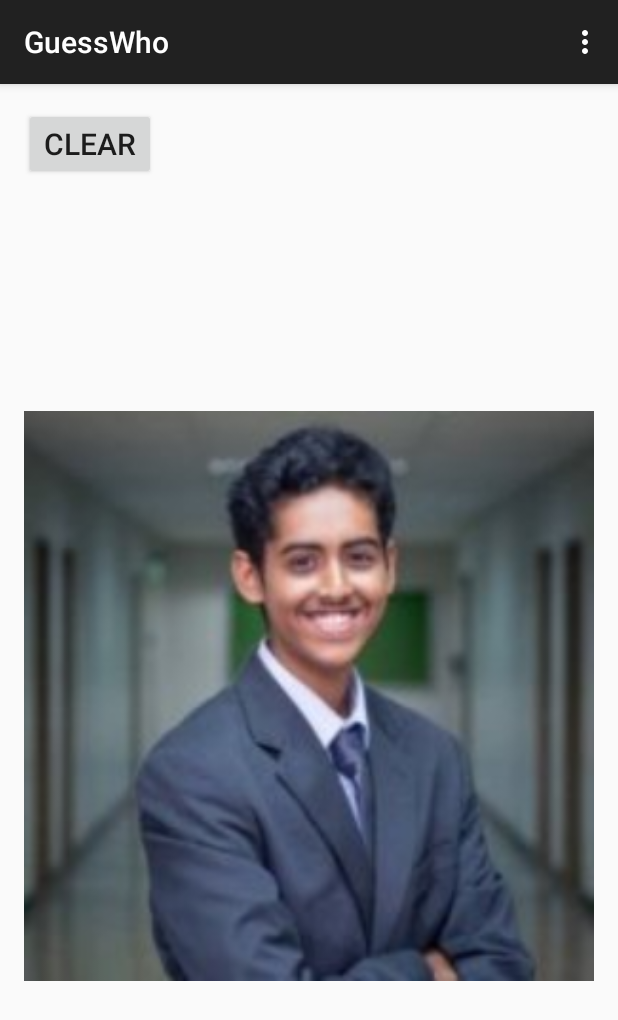
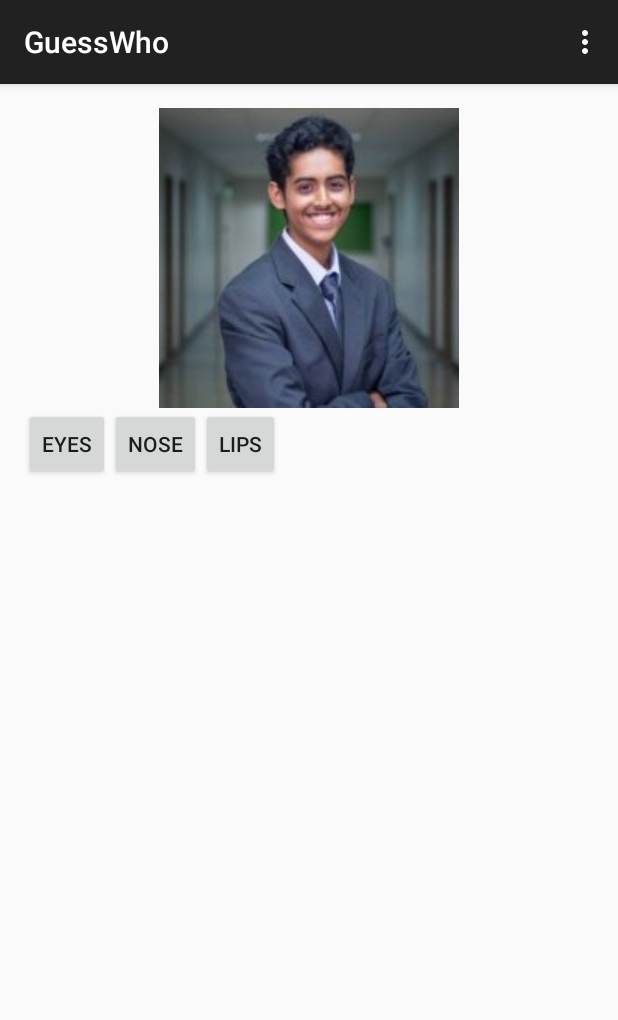
Before and after one commit to CZ3002/Error404_GuessWho, an Android app: the screen it shows after launch (MainActivity), on a phone screen of 412 x 824 dp. Shown: the top 1020 px of the screen. Run offline under Robolectric (Android 15) with nearby library versions, the phone set to English and light mode, and no system bars; 28 statements that could not run were skipped.

Commit message:
can remove features on clicking buttons

```diff
--- a/app/src/main/java/com/example/shrey_000/guesswho/CanvasView.java
+++ b/app/src/main/java/com/example/shrey_000/guesswho/CanvasView.java
@@ -24,14 +24,16 @@ import static com.example.shrey_000.guesswho.R.*;
 public class CanvasView extends View
 {
     Context context;
-    Path fillPath;
+//    Path fillPath;
     CoordinateExtractor ce;
     View view;
+    HashMap<String, Path> pathMap;
 
     public CanvasView(Context c, AttributeSet attrs) {
         super(c, attrs);
         context = c;
-        fillPath = new Path();
+//        fillPath = new Path();
+        pathMap = new HashMap<>();
 
     }
 
@@ -140,20 +142,29 @@ public class CanvasView extends View
         rightEyeCornerRightY=Float.valueOf(eyesMap.get("rightEyeCornerRightY").toString());
         rightEyeBottomX=Float.valueOf(eyesMap.get("rightEyeBottomX").toString());
         rightEyeBottomY=Float.valueOf(eyesMap.get("rightEyeBottomY").toString());
+
+        Path eyesPath = new Path();
 //
-        fillPath.moveTo(leftEyeCornerLeftX , leftEyeCornerLeftY ); // Your origin point
-        fillPath.lineTo(leftEyeTopX , leftEyeTopY); // First point
+        eyesPath.moveTo(leftEyeCornerLeftX , leftEyeCornerLeftY ); // Your origin point
+        eyesPath.lineTo(leftEyeTopX , leftEyeTopY); // First point
         // Repeat above line for all points on your line graph
-        fillPath.lineTo(leftEyeCornerRightX , leftEyeCornerRightY ); // Final point
-        fillPath.lineTo(leftEyeBottomX , leftEyeBottomY ); // Draw from final point to the axis ++
-        fillPath.lineTo(leftEyeCornerLeftX , leftEyeCornerLeftY ); // Same origin point
+        eyesPath.lineTo(leftEyeCornerRightX , leftEyeCornerRightY ); // Final point
+        eyesPath.lineTo(leftEyeBottomX , leftEyeBottomY ); // Draw from final point to the axis ++
+        eyesPath.lineTo(leftEyeCornerLeftX , leftEyeCornerLeftY ); // Same origin point
 
-        fillPath.moveTo(rightEyeCornerLeftX, rightEyeCornerLeftY); // Your origin point
-        fillPath.lineTo(rightEyeTopX, rightEyeTopY); // First point
+        eyesPath.moveTo(rightEyeCornerLeftX, rightEyeCornerLeftY); // Your origin point
+        eyesPath.lineTo(rightEyeTopX, rightEyeTopY); // First point
         // Repeat above line for all points on your line graph
-        fillPath.lineTo(rightEyeCornerRightX, rightEyeCornerRightY); // Final point
-        fillPath.lineTo(rightEyeBottomX, rightEyeBottomY); // Draw from final point to the axis ++
-        fillPath.lineTo(rightEyeCornerLeftX, rightEyeCornerLeftY);
+        eyesPath.lineTo(rightEyeCornerRightX, rightEyeCornerRightY); // Final point
+        eyesPath.lineTo(rightEyeBottomX, rightEyeBottomY); // Draw from final point to the axis ++
+        eyesPath.lineTo(rightEyeCornerLeftX, rightEyeCornerLeftY);
+
+        pathMap.put("eyesPath", eyesPath);
+//
+//        Log.d("eyes printed remove now","");
+//
+//        eyePath.reset();
+//        Log.d("eyes removed","");
 
 
     }
@@ -188,12 +199,15 @@ public class CanvasView extends View
         noseBottomY=Float.valueOf(noseMap.get("noseBottomY").toString());
 
 //
-        fillPath.moveTo(noseBtwEyesX , noseBtwEyesY ); // Your origin point
-        fillPath.lineTo(nostrilLeftSideX , nostrilLeftSideY ); // First point
+        Path nosePath = new Path();
+        nosePath.moveTo(noseBtwEyesX , noseBtwEyesY ); // Your origin point
+        nosePath.lineTo(nostrilLeftSideX , nostrilLeftSideY ); // First point
         // Repeat above line for all points on your line graph
-        fillPath.lineTo(noseBottomX , noseBottomY ); // Final point
-        fillPath.lineTo(nostrilRightSideX , nostrilRightSideY ); // Draw from final point to the axis ++
-        fillPath.lineTo(noseBtwEyesX , noseBtwEyesY ); // Same origin point
+        nosePath.lineTo(noseBottomX , noseBottomY ); // Final point
+        nosePath.lineTo(nostrilRightSideX , nostrilRightSideY ); // Draw from final point to the axis ++
+        nosePath.lineTo(noseBtwEyesX , noseBtwEyesY ); // Same origin point
+
+        pathMap.put("nosePath",nosePath);
 
     }
 
@@ -222,12 +236,16 @@ public class CanvasView extends View
 
 
 //
-        fillPath.moveTo(lipTopX , lipTopY ); // Your origin point
-        fillPath.lineTo(lipCornerLeftX , lipCornerLeftY ); // First point
+        Path lipsPath = new Path();
+
+        lipsPath.moveTo(lipTopX , lipTopY ); // Your origin point
+        lipsPath.lineTo(lipCornerLeftX , lipCornerLeftY ); // First point
         // Repeat above line for all points on your line graph
-        fillPath.lineTo(lipBottomX , lipBottomY ); // Final point
-        fillPath.lineTo(lipCornerRightX , lipCornerRightY ); // Draw from final point to the axis ++
-        fillPath.lineTo(lipTopX , lipTopY ); // Same origin point
+        lipsPath.lineTo(lipBottomX , lipBottomY ); // Final point
+        lipsPath.lineTo(lipCornerRightX , lipCornerRightY ); // Draw from final point to the axis ++
+        lipsPath.lineTo(lipTopX , lipTopY ); // Same origin point
+
+        pathMap.put("lipsPath",lipsPath);
 
     }
 
@@ -250,9 +268,26 @@ public class CanvasView extends View
         paint.setAlpha(200);
         paint.setStyle(Paint.Style.FILL);
 
-        canvas.drawPath(fillPath, paint);
+        for(Path path:pathMap.values()){
+            canvas.drawPath(path, paint);
+        }
     }
 
+
+
+    public Path getEyesPath()
+    {
+        return pathMap.get("eyesPath");
+    }
+
+    public Path getNosePath()
+    {
+        return pathMap.get("nosePath");
+    }
+    public Path getLipsPath()
+    {
+        return pathMap.get("lipsPath");
+    }
 
 
     public void clearCanvas() {
--- a/app/src/main/java/com/example/shrey_000/guesswho/MainActivity.java
+++ b/app/src/main/java/com/example/shrey_000/guesswho/MainActivity.java
@@ -4,6 +4,7 @@ import android.content.Context;
 import android.graphics.Canvas;
 import android.graphics.Color;
 import android.graphics.Paint;
+import android.graphics.Path;
 import android.graphics.Point;
 import android.os.AsyncTask;
 import android.support.v7.app.AppCompatActivity;
@@ -36,6 +37,8 @@ public class MainActivity extends AppCompatActivity {
         cv = (CanvasView) findViewById(R.id.canvas);
         HTTPUtility poster = new HTTPUtility(cv,view);
         poster.execute();
+
+
         //cv.clearCanvas();
 
 
@@ -85,5 +88,25 @@ public class MainActivity extends AppCompatActivity {
         return super.onOptionsItemSelected(item);
     }
 
+    public void revealEyes(View view)
+    {
+        Path eyesPath=cv.getEyesPath();
+        eyesPath.reset();
+        cv.invalidate();
+    }
+    public void revealNose(View view)
+    {
+
+        Path nosePath=cv.getNosePath();
+        nosePath.reset();
+        cv.invalidate();
+    }
+    public void revealLips(View view)
+    {
+        Path lipsPath=cv.getLipsPath();
+        lipsPath.reset();
+        cv.invalidate();
+    }
+
 
 }
--- a/app/src/main/res/layout/activity_main.xml
+++ b/app/src/main/res/layout/activity_main.xml
@@ -10,31 +10,56 @@
     android:id="@+id/lin"
     android:clickable="false">
 
-    <Button
-        android:layout_width="wrap_content"
-        android:layout_height="wrap_content"
-        android:onClick="clearCanvas"
-
-        android:text="Clear"
-        android:textSize="20dp"/>
-
     <RelativeLayout
         android:layout_width="match_parent"
-        android:layout_height="match_parent"
+        android:layout_height="wrap_content"
         android:id="@+id/rel">
 
         <ImageView
             android:layout_width="match_parent"
-            android:layout_height="match_parent"
+            android:layout_height="wrap_content"
             android:src="@drawable/vraj"
             android:id="@+id/imageView" />
 
         <com.example.shrey_000.guesswho.CanvasView
             android:id="@+id/canvas"
             android:layout_width="match_parent"
-            android:layout_height="match_parent" />
+            android:layout_height="wrap_content"
+            android:layout_alignParentStart="true"
+            android:layout_alignBottom="@+id/imageView"
+            android:layout_alignParentEnd="true" />
 
 
     </RelativeLayout>
 
+    <LinearLayout
+        android:orientation="horizontal"
+        android:layout_width="match_parent"
+        android:layout_height="match_parent">
+
+        <Button
+            style="?android:attr/buttonStyleSmall"
+            android:layout_width="wrap_content"
+            android:layout_height="wrap_content"
+            android:text="Eyes"
+            android:id="@+id/eyes"
+            android:onClick="revealEyes" />
+
+        <Button
+            style="?android:attr/buttonStyleSmall"
+            android:layout_width="wrap_content"
+            android:layout_height="wrap_content"
+            android:text="Nose"
+            android:id="@+id/nose"
+            android:onClick="revealNose" />
+
+        <Button
+            style="?android:attr/buttonStyleSmall"
+            android:layout_width="wrap_content"
+            android:layout_height="wrap_content"
+            android:text="Lips"
+            android:id="@+id/lips"
+            android:onClick="revealLips" />
+    </LinearLayout>
+
 </LinearLayout>
```
